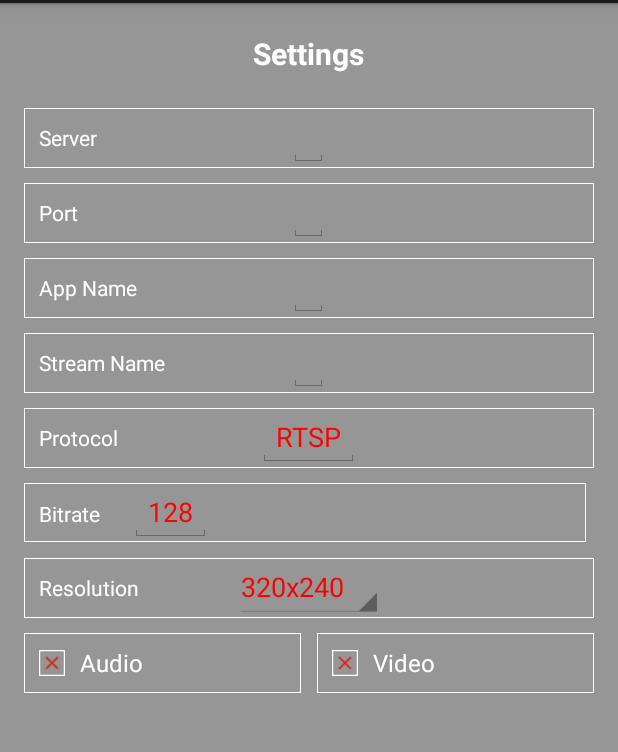
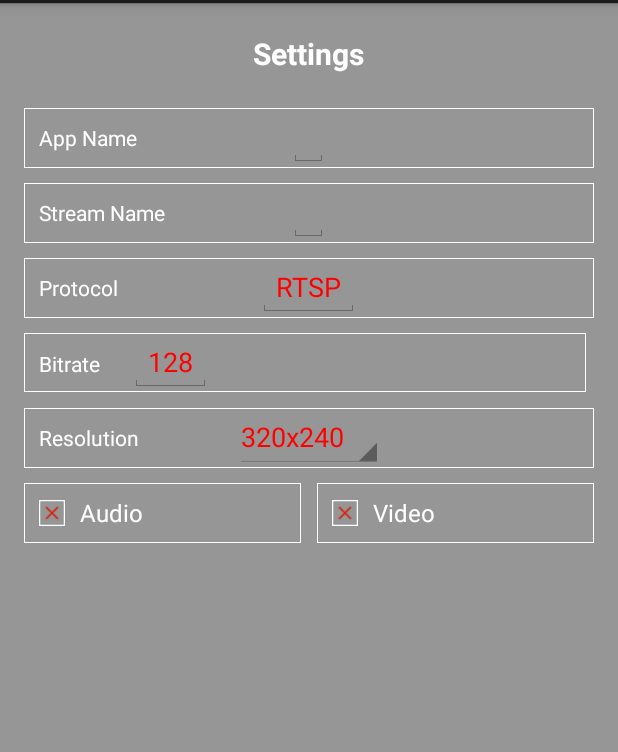
Before and after one commit to triasbrata/red5pro-android-app, an Android app: the layout fragment_settings_dialog.xml on its own in the app's theme, with its tools: preview values and no code run, on a phone screen of 412 x 824 dp, the part 69-821 px from its top. Run offline under Robolectric (Android 15) with nearby library versions, the phone set to English and light mode, and no system bars.

Commit message:
Updates to settings to remove server and port
Addressing RPRO-2585

```diff
--- a/Red5Pro/src/main/java/infrared5/com/red5proandroid/settings/SettingsDialogFragment.java
+++ b/Red5Pro/src/main/java/infrared5/com/red5proandroid/settings/SettingsDialogFragment.java
@@ -96,13 +96,9 @@ public class SettingsDialogFragment extends DialogFragment {
         SharedPreferences preferences = getActivity().getPreferences(Context.MODE_MULTI_PROCESS);
         SharedPreferences.Editor editor = preferences.edit();
 
-        EditText host = getField(v, R.id.settings_host);
-        EditText port = getField(v, R.id.settings_port);
         EditText app = getField(v, R.id.settings_appname);
         EditText name = getField(v, R.id.settings_streamname);
 
-        editor.putString(getPreferenceValue(R.string.preference_host), host.getText().toString());
-        editor.putInt(getPreferenceValue(R.string.preference_port), Integer.parseInt(port.getText().toString()));
         editor.putString(getPreferenceValue(R.string.preference_app), app.getText().toString());
         editor.putString(getPreferenceValue(R.string.preference_name), name.getText().toString());
 
@@ -122,13 +118,10 @@ public class SettingsDialogFragment extends DialogFragment {
     private void showUserSettings(View v) {
         SharedPreferences preferences = getActivity().getPreferences(Context.MODE_MULTI_PROCESS);
 
-        EditText host = getField(v, R.id.settings_host);
-        EditText port = getField(v, R.id.settings_port);
         EditText app = getField(v, R.id.settings_appname);
         EditText name = getField(v, R.id.settings_streamname);
         EditText bitrate = getField(v, R.id.settings_bitrate);
 
-        host.setText(preferences.getString(getPreferenceValue(R.string.preference_host), getPreferenceValue(R.string.preference_default_host)));
         name.setText(preferences.getString(getPreferenceValue(R.string.preference_name), getPreferenceValue(R.string.preference_default_name)));
 
 
@@ -136,7 +129,6 @@ public class SettingsDialogFragment extends DialogFragment {
             case PUBLISH:
             case SUBSCRIBE:
                 bitrate.setText((""+preferences.getInt(getPreferenceValue(R.string.preference_bitrate), Integer.parseInt(getPreferenceValue(R.string.preference_default_bitrate)))));
-                port.setText(""+preferences.getInt(getPreferenceValue(R.string.preference_port), Integer.parseInt(getPreferenceValue(R.string.preference_default_port))));
                 app.setText(preferences.getString(getPreferenceValue(R.string.preference_app), getPreferenceValue(R.string.preference_default_app)));
                 break;
         }
--- a/Red5Pro/src/main/res/layout/fragment_settings_dialog.xml
+++ b/Red5Pro/src/main/res/layout/fragment_settings_dialog.xml
@@ -41,68 +41,6 @@
             <TextView
                 android:layout_width="wrap_content"
                 android:layout_height="wrap_content"
-                android:text="Server"
-                android:paddingLeft="10dp"
-                android:textColor="#ffffffff"
-                android:layout_centerVertical="true"
-                android:layout_alignParentLeft="true"
-                android:layout_alignParentStart="true" />
-
-            <EditText
-                android:layout_width="wrap_content"
-                android:layout_height="wrap_content"
-                android:id="@+id/settings_host"
-                android:singleLine="true"
-                android:textColor="#ffff0000"
-                android:layout_centerHorizontal="true"
-                android:layout_centerVertical="true" />
-
-        </RelativeLayout>
-
-        <RelativeLayout
-            android:layout_marginTop="100dp"
-            android:layout_width="300dp"
-            android:layout_height="40dp"
-            android:layout_alignParentTop="true"
-            android:layout_alignParentLeft="true"
-            android:layout_alignParentStart="true"
-            android:background="@drawable/border"
-            android:layout_alignParentRight="true"
-            android:layout_alignParentEnd="true">
-
-            <TextView
-                android:layout_width="wrap_content"
-                android:layout_height="wrap_content"
-                android:layout_centerVertical="true"
-                android:text="Port"
-                android:paddingLeft="10dp"
-                android:textColor="#ffffffff" />
-
-            <EditText
-                android:layout_width="wrap_content"
-                android:layout_height="wrap_content"
-                android:layout_centerHorizontal="true"
-                android:layout_centerVertical="true"
-                android:id="@+id/settings_port"
-                android:singleLine="true"
-                android:textColor="#ffff0000" />
-
-        </RelativeLayout>
-
-        <RelativeLayout
-            android:layout_marginTop="150dp"
-            android:layout_width="300dp"
-            android:layout_height="40dp"
-            android:layout_alignParentTop="true"
-            android:layout_alignParentLeft="true"
-            android:layout_alignParentStart="true"
-            android:background="@drawable/border"
-            android:layout_alignParentRight="true"
-            android:layout_alignParentEnd="true">
-
-            <TextView
-                android:layout_width="wrap_content"
-                android:layout_height="wrap_content"
                 android:text="App Name"
                 android:paddingLeft="10dp"
                 android:layout_centerVertical="true"
@@ -121,7 +59,7 @@
 
         <RelativeLayout
             android:id="@+id/subscribe_settings"
-            android:layout_marginTop="200dp"
+            android:layout_marginTop="100dp"
             android:layout_width="300dp"
             android:layout_height="40dp"
             android:layout_alignParentTop="true"
@@ -152,7 +90,7 @@
 
         <RelativeLayout
             android:id="@+id/publishing_settings"
-            android:layout_marginTop="250dp"
+            android:layout_marginTop="150dp"
             android:layout_width="300dp"
             android:layout_height="wrap_content"
             android:layout_alignParentTop="true"
```
